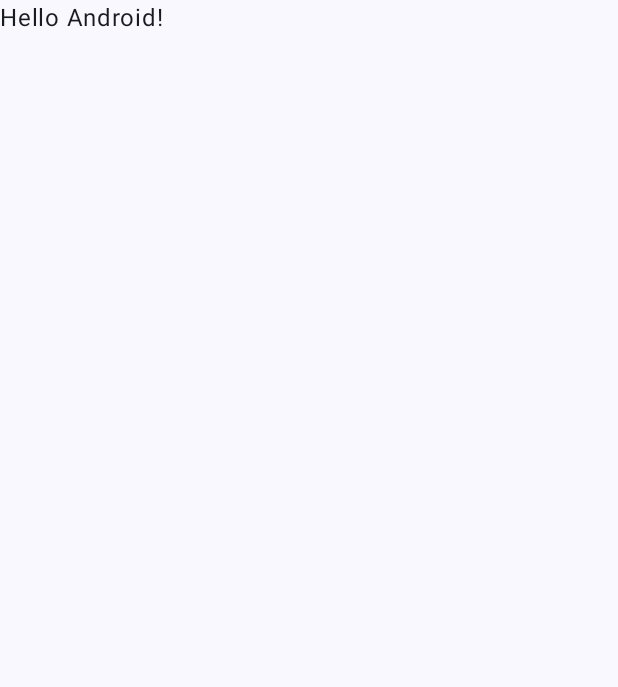
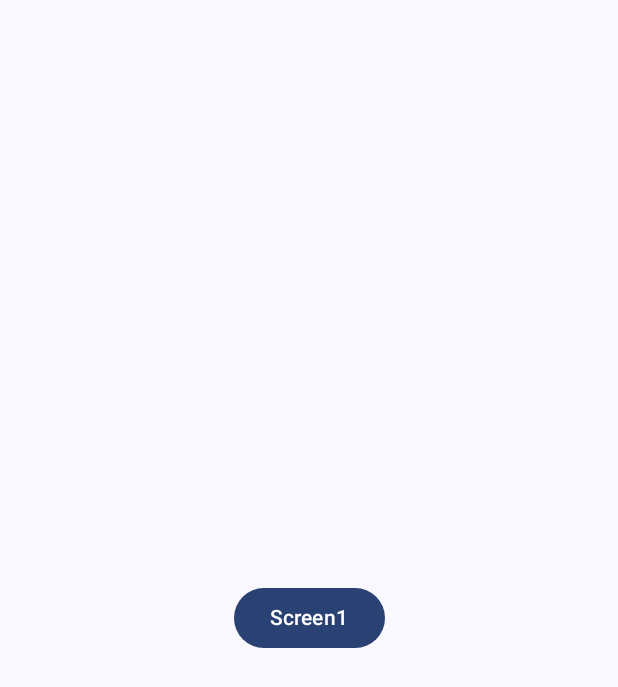
Before and after one commit to xPotat0/practice, an Android app built with Jetpack Compose: the screen it shows after launch (MainActivity), on a phone screen of 412 x 824 dp. Before the commit the part shown is almost empty. Shown: the top 687 px of the screen. Run offline under Robolectric (Android 15) with nearby library versions, the phone set to English and light mode, and no system bars.

Commit message:
Формирование 3-ех экранов и переключения между ними

```diff
--- a/app/build.gradle.kts
+++ b/app/build.gradle.kts
@@ -56,4 +56,7 @@ dependencies {
     androidTestImplementation(libs.androidx.ui.test.junit4)
     debugImplementation(libs.androidx.ui.tooling)
     debugImplementation(libs.androidx.ui.test.manifest)
+
+    implementation("androidx.navigation:navigation-compose:2.8.4")
+
 }
--- /dev/null
+++ b/app/src/main/java/com/example/practice3/BottomBar.kt
@@ -0,0 +1,63 @@
+package com.example.practice3
+
+import androidx.compose.material3.Icon
+import androidx.compose.material3.NavigationBar
+import androidx.compose.material3.NavigationBarItem
+import androidx.compose.material3.NavigationBarItemDefaults
+import androidx.compose.material3.Text
+import androidx.compose.runtime.Composable
+import androidx.compose.runtime.getValue
+import androidx.compose.ui.Modifier
+import androidx.compose.ui.graphics.Color
+import androidx.navigation.NavGraph.Companion.findStartDestination
+import androidx.navigation.NavHostController
+import androidx.navigation.compose.currentBackStackEntryAsState
+
+@Composable
+fun BottomBar(
+    navController: NavHostController,
+    state: Boolean,
+    modifier: Modifier = Modifier
+) {
+    val screens = listOf(
+        BottomNavigationItems.Screen1,
+        BottomNavigationItems.Screen2,
+        BottomNavigationItems.Screen3
+    )
+
+    NavigationBar(
+        modifier = modifier,
+        containerColor = Color.LightGray,
+    ) {
+        val navBackStackEntry by navController.currentBackStackEntryAsState()
+        val currentRoute = navBackStackEntry?.destination?.route
+
+        screens.forEach { screen ->
+            NavigationBarItem(
+                label = {
+                    Text(text = screen.title!!)
+                },
+                icon = {
+                    Icon(imageVector = screen.icon!!, contentDescription = "")
+                },
+                selected = currentRoute == screen.route,
+                onClick = {
+                    navController.navigate(screen.route) {
+                        popUpTo(navController.graph.findStartDestination().id) {
+                            saveState = true
+                        }
+                        launchSingleTop = true
+                        restoreState = true
+                    }
+                },
+                colors = NavigationBarItemDefaults.colors(
+                    unselectedTextColor = Color.Gray,
+                    selectedTextColor = Color.Black,
+                    selectedIconColor = Color.Black,
+                    unselectedIconColor = Color.Black,
+                    indicatorColor = Color.White
+                ),
+            )
+        }
+    }
+}
--- /dev/null
+++ b/app/src/main/java/com/example/practice3/BottomNavigationItems.kt
@@ -0,0 +1,31 @@
+package com.example.practice3
+
+import androidx.compose.material.icons.Icons
+import androidx.compose.material.icons.outlined.AccountCircle
+import androidx.compose.material.icons.outlined.AddCircle
+import androidx.compose.material.icons.outlined.Home
+import androidx.compose.ui.graphics.vector.ImageVector
+
+sealed class BottomNavigationItems (
+    val route: String,
+    val title: String? = null,
+    val icon: ImageVector? = null
+) {
+    object Screen1 : BottomNavigationItems(
+        route = "Screen1",
+        title = "Screen1",
+        icon = Icons.Outlined.Home
+    )
+
+    object Screen2 : BottomNavigationItems(
+        route = "Screen2",
+        title = "Screen2",
+        icon = Icons.Outlined.AddCircle
+    )
+
+    object Screen3 : BottomNavigationItems(
+        route = "Screen3",
+        title = "Screen3",
+        icon = Icons.Outlined.AccountCircle
+    )
+}
--- a/app/src/main/java/com/example/practice3/MainActivity.kt
+++ b/app/src/main/java/com/example/practice3/MainActivity.kt
@@ -3,48 +3,48 @@ package com.example.practice3
 import android.os.Bundle
 import androidx.activity.ComponentActivity
 import androidx.activity.compose.setContent
-import androidx.activity.enableEdgeToEdge
-import androidx.compose.foundation.layout.fillMaxSize
+import androidx.compose.foundation.layout.Box
 import androidx.compose.foundation.layout.padding
-import androidx.compose.material3.MaterialTheme
-import androidx.compose.material3.NavigationBar
 import androidx.compose.material3.Scaffold
-import androidx.compose.material3.Surface
 import androidx.compose.material3.Text
 import androidx.compose.runtime.Composable
+import androidx.compose.runtime.getValue
+import androidx.compose.runtime.mutableStateOf
+import androidx.compose.runtime.remember
+import androidx.compose.runtime.setValue
 import androidx.compose.ui.Modifier
 import androidx.compose.ui.tooling.preview.Preview
+import androidx.navigation.NavHostController
+import androidx.navigation.compose.rememberNavController
 import com.example.practice3.ui.theme.Practice3Theme
 
 class MainActivity : ComponentActivity() {
     override fun onCreate(savedInstanceState: Bundle?) {
         super.onCreate(savedInstanceState)
-        enableEdgeToEdge()
         setContent {
             Practice3Theme {
-                Scaffold(modifier = Modifier.fillMaxSize()) { innerPadding ->
-                    Greeting(
-                        name = "Android",
-                        modifier = Modifier.padding(innerPadding)
-                    )
+                val navController: NavHostController = rememberNavController()
+                var buttonsVisible by remember { mutableStateOf(true) }
+
+                Scaffold (
+                    bottomBar = {
+                        if (buttonsVisible) {
+                            BottomBar(
+                                navController = navController,
+                                state = buttonsVisible,
+                                modifier = Modifier
+                            )
+                        }
+                    }) { paddingValues ->
+                    Box(
+                        modifier = Modifier.padding(paddingValues)
+                    ) {
+                        NavigationGraph(navController = navController) {
+                            isVisible -> buttonsVisible = isVisible
+                        }
+                    }
                 }
             }
         }
     }
 }
-
-@Composable
-fun Greeting(name: String, modifier: Modifier = Modifier) {
-    Text(
-        text = "Hello $name!",
-        modifier = modifier
-    )
-}
-
-@Preview(showBackground = true)
-@Composable
-fun GreetingPreview() {
-    Practice3Theme {
-        Greeting("Android")
-    }
-}
--- /dev/null
+++ b/app/src/main/java/com/example/practice3/NavigationGraph.kt
@@ -0,0 +1,29 @@
+package com.example.practice3
+
+import androidx.compose.runtime.Composable
+import androidx.navigation.NavHostController
+import androidx.navigation.compose.NavHost
+import androidx.navigation.compose.composable
+
+@Composable
+fun NavigationGraph(navController: NavHostController, onBottomBarVisibilityChanged: (Boolean) -> Unit) {
+    NavHost(navController, startDestination = Routes.Welcome.route) {
+        composable(Routes.Welcome.route) {
+            onBottomBarVisibilityChanged(false)
+            Welcome(navController = navController)
+        }
+
+        composable(BottomNavigationItems.Screen1.route) {
+            onBottomBarVisibilityChanged(true)
+            Screen1()
+        }
+        composable(BottomNavigationItems.Screen2.route) {
+            onBottomBarVisibilityChanged(true)
+            Screen2()
+        }
+        composable(BottomNavigationItems.Screen3.route) {
+            onBottomBarVisibilityChanged(true)
+            Screen3()
+        }
+    }
+}
--- /dev/null
+++ b/app/src/main/java/com/example/practice3/Routes.kt
@@ -0,0 +1,5 @@
+package com.example.practice3
+
+sealed class Routes (val route: String) {
+    object Welcome : Routes("Welcome")
+}
--- /dev/null
+++ b/app/src/main/java/com/example/practice3/Welcome.kt
@@ -0,0 +1,30 @@
+package com.example.practice3
+
+import androidx.compose.foundation.layout.fillMaxSize
+import androidx.compose.foundation.layout.Column
+import androidx.compose.foundation.layout.wrapContentSize
+import androidx.compose.material3.Button
+import androidx.compose.material3.Text
+import androidx.compose.runtime.Composable
+import androidx.compose.ui.Modifier
+import androidx.compose.ui.Alignment
+import androidx.navigation.NavHostController
+
+@Composable
+fun Welcome(navController: NavHostController) {
+    Column(
+        modifier = Modifier
+            .fillMaxSize()
+            .wrapContentSize(Alignment.Center)
+    ) {
+        Button(
+            onClick = {
+                navController.navigate(BottomNavigationItems.Screen1.route)
+            },
+        ) {
+            Text(
+                text = "Screen1"
+            )
+        }
+    }
+}
```
Also changed, not shown: app/src/main/java/com/example/practice3/Screen1.kt (added, +25 -0 lines), app/src/main/java/com/example/practice3/Screen2.kt (added, +22 -0 lines), app/src/main/java/com/example/practice3/Screen3.kt (added, +22 -0 lines).
